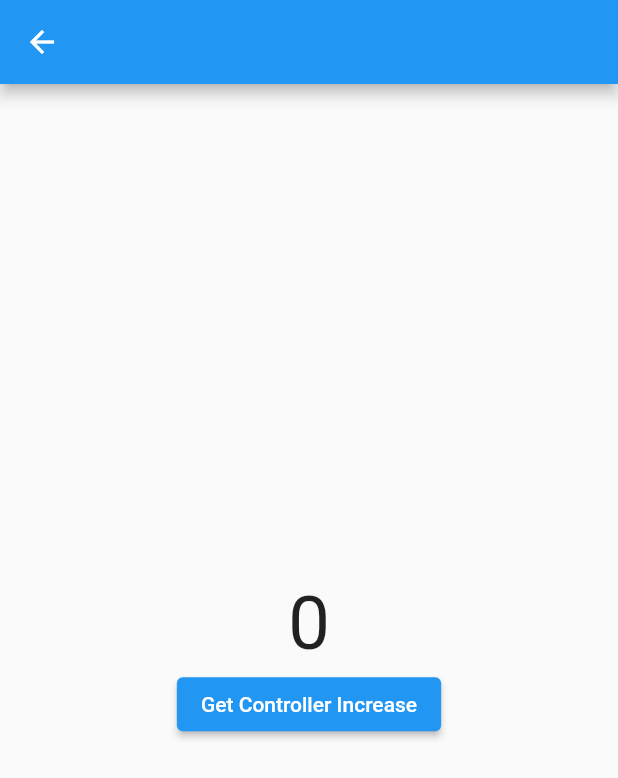
After one commit to Zephyras/getx_state_management, a Flutter app: the screen it shows after launch, after a tap on "GetX Controller", on a phone screen of 412 x 824 dp. The commit adds this screen. Shown: the top 778 px of the screen. Run offline on Flutter 3.47's test engine with Material 2 defaults, Android fonts, the phone set to English and light mode, and no system bars; our stand-ins replace get.

Commit message:
GetX Service 부분 공부
GetX Service 부분 공부

```diff
--- /dev/null
+++ b/lib/feature/Binding/bindinglock.dart
@@ -0,0 +1,9 @@
+import 'package:get/get.dart';
+import 'package:getx/feature/state/controller/count_controller_with_getx.dart';
+
+class BindingPageBinding implements Bindings {
+  @override
+  void dependencies() {
+    Get.put(CountControllerWithGetX());
+  }
+}
--- /dev/null
+++ b/lib/feature/getxservice/controller/getx_controller.dart
@@ -0,0 +1,10 @@
+import 'package:get/get.dart';
+
+class GetxControllerTest extends GetxController {
+  static GetxControllerTest get to => Get.find();
+  RxInt count = 0.obs;
+
+  void increase() {
+    count++;
+  }
+}
--- /dev/null
+++ b/lib/feature/getxservice/view/controller.dart
@@ -0,0 +1,33 @@
+import 'package:flutter/material.dart';
+import 'package:get/get.dart';
+import 'package:getx/feature/getxservice/controller/getx_controller.dart';
+
+class GetxControllerWidget extends GetView<GetxControllerTest> {
+  const GetxControllerWidget({Key? key}) : super(key: key);
+
+  @override
+  Widget build(BuildContext context) {
+    return Scaffold(
+      appBar: AppBar(),
+      body: Center(
+        child: Column(
+          mainAxisAlignment: MainAxisAlignment.center,
+          children: [
+            Obx(
+              () => Text(
+                controller.count.value.toString(),
+                style: TextStyle(fontSize: 50),
+              ),
+            ),
+            ElevatedButton(
+              onPressed: () {
+                controller.increase();
+              },
+              child: Text('Get Controller Increase'),
+            ),
+          ],
+        ),
+      ),
+    );
+  }
+}
--- /dev/null
+++ b/lib/feature/getxservice/view/service.dart
@@ -0,0 +1,40 @@
+import 'package:flutter/material.dart';
+import 'package:get/get.dart';
+import 'package:getx/feature/getxservice/controller/getx_service.dart';
+
+class GetxServiceWidget extends GetView<GetxServiceTest> {
+  const GetxServiceWidget({Key? key}) : super(key: key);
+
+  @override
+  Widget build(BuildContext context) {
+    return Scaffold(
+      appBar: AppBar(),
+      body: Center(
+        child: Column(
+          mainAxisAlignment: MainAxisAlignment.center,
+          children: [
+            Obx(
+              () => Text(
+                controller.count.value.toString(),
+                style: TextStyle(fontSize: 50),
+              ),
+            ),
+            ElevatedButton(
+              child: Text('Get Service Increase'),
+              onPressed: () {
+                controller.increase();
+              },
+            ),
+            ElevatedButton(
+              child: Text('Get Service clear'),
+              onPressed: () {
+                print('Get.reset()는 Get에 들어가 있는 모든 메모리에 데이터 삭제');
+                controller.clear();
+              },
+            ),
+          ],
+        ),
+      ),
+    );
+  }
+}
--- a/lib/feature/home/view/home.dart
+++ b/lib/feature/home/view/home.dart
@@ -1,7 +1,11 @@
 import 'package:flutter/material.dart';
 import 'package:get/get.dart';
 import 'package:getx/feature/dependencys/dependency_manage_page.dart';
-import 'package:getx/feature/normal/First/first.dart';
+import 'package:getx/feature/getxservice/controller/getx_controller.dart';
+import 'package:getx/feature/getxservice/controller/getx_service.dart';
+import 'package:getx/feature/getxservice/view/controller.dart';
+import 'package:getx/feature/getxservice/view/service.dart';
+import 'package:getx/feature/normal/view/first.dart';
 import 'package:getx/feature/reactive_state_manage_page/reactive_state_manage_page.dart';
 import 'package:getx/feature/simple_state_manage_page/simple_state_manage_page.dart';
 
@@ -92,6 +96,38 @@ class Home extends StatelessWidget {
                 Get.to(DependencyManagePage());
               },
             ),
+            ElevatedButton(
+              child: Text("바인딩"),
+              onPressed: () {
+                Get.toNamed("/binding");
+              },
+            ),
+            ElevatedButton(
+              child: Text("GetX Controller"),
+              onPressed: () {
+                Get.to(
+                  () => GetxControllerWidget(),
+                  binding: BindingsBuilder(
+                    () => Get.lazyPut<GetxControllerTest>(
+                      () => GetxControllerTest(),
+                    ),
+                  ),
+                );
+              },
+            ),
+            ElevatedButton(
+              child: Text("GetX Service"),
+              onPressed: () {
+                Get.to(
+                  () => GetxServiceWidget(),
+                  binding: BindingsBuilder(
+                    () => Get.lazyPut<GetxServiceTest>(
+                      () => GetxServiceTest(),
+                    ),
+                  ),
+                );
+              },
+            ),
           ],
         ),
       ),
--- a/lib/feature/state/controller/count_controller_with_getx.dart
+++ b/lib/feature/state/controller/count_controller_with_getx.dart
@@ -2,19 +2,38 @@ import 'package:flutter/cupertino.dart';
 import 'package:get/get.dart';
 
 class CountControllerWithGetX extends GetxController {
+  //Controller는 싱글턴방식이기 때문에 하나만 존재하기 때문에
+  //아래와 같은 static CountControllerWithGetX get to => Get.find();
+  //으로 만들면 [원하는 컨트롤러.to.클래스안에 함수 접근] 으로 접근할수 잇다.
+  //ex) CountControllerWithGetX.to.increas1();
+  static CountControllerWithGetX get to => Get.find();
+  RxInt count1 = 0.obs;
   int count = 0;
-  void increase(String id) {
+  void increas1() {
+    count1++;
+    //업데이트 안에 아이디를 넣어도된다
+    // update(["first"]);
+    //만약 복수로 움직여야할 경우 increase()안에 매개변수 id를 받아온다
+    //update();
+  }
+
+  void increase2(String id) {
     count++;
     //업데이트 안에 아이디를 넣어도된다
     // update(["first"]);
     //만약 복수로 움직여야할 경우 increase()안에 매개변수 id를 받아온다
     update([id]);
   }
-
   // @override
   // void onInit() {
   //   //반은형이 아닌 일반적인 상태에서는 ever를 사용할수 없다
   //   ever(count, (_) => print('ddd'));
   //   super.onInit();
   // }
+
+  void putNumber(int value) {
+    count1(value);
+    // count = value;
+    // update();
+  }
 }
--- a/lib/feature/state/view/with_getx.dart
+++ b/lib/feature/state/view/with_getx.dart
@@ -15,7 +15,7 @@ class WithGetX extends StatelessWidget {
           //Get.find<CountControllerWithGetX>().increase();
           _controllerWithGetx.count = _controllerWithGetx.count;
 
-          _controllerWithGetx.increase(id);
+          _controllerWithGetx.increase2(id);
         },
         child: Text("+", style: TextStyle(fontSize: 30)));
   }
--- a/lib/main.dart
+++ b/lib/main.dart
@@ -1,15 +1,29 @@
 import 'package:flutter/material.dart';
 import 'package:get/get.dart';
+import 'package:getx/feature/getxservice/view/controller.dart';
+import 'package:getx/feature/state/controller/count_controller_with_getx.dart';
 
+import 'feature/Binding/binding.dart';
+import 'feature/Binding/bindinglock.dart';
 import 'feature/Home/view/home.dart';
-import 'feature/named/First/first.dart';
-import 'feature/named/Second/view/second.dart';
+import 'feature/getxservice/controller/getx_controller.dart';
+import 'feature/getxservice/view/service.dart';
+import 'feature/named/view/first.dart';
+import 'feature/named/view/second.dart';
 import 'feature/next/next.dart';
 import 'feature/user/user.dart';
 
 void main() {
+  //initService();
   runApp(MyApp());
 }
+// 일반적인 서비스방법 메인에 호출후 permanent를  하면 화면이 보일때 선언한 컨트롤러가
+// //이니셜라이즈가 되서 메모리에 올라간다.
+
+//영구적으로 사용하겠다.
+// void initService() {
+//   Get.put(GetxControllerTest(), permanent: true);
+// }
 
 class MyApp extends StatelessWidget {
   // This widget is the root of your application.
@@ -46,6 +60,13 @@ class MyApp extends StatelessWidget {
             name: "/user/:uid",
             page: () => UserPage(),
             transition: Transition.zoom),
+        //GETPAGE 안에서 binding:을 해 줄수 있다.
+        GetPage(
+            name: "/binding",
+            page: () => BindingPage(),
+            binding: BindingPageBinding()),
+        GetPage(name: "/service", page: () => GetxServiceWidget()),
+        GetPage(name: "/controller", page: () => GetxControllerWidget()),
       ],
     );
   }
```
Also changed, not shown: lib/feature/Binding/binding.dart (added, +49 -0 lines), lib/feature/getxservice/controller/getx_service.dart (added, +27 -0 lines), lib/feature/named/view/first.dart (renamed from lib/feature/normal/First/first.dart, +6 -6 lines), lib/feature/normal/view/first.dart (renamed from lib/feature/named/First/first.dart, +6 -6 lines), lib/feature/named/view/second.dart (renamed from lib/feature/named/Second/view/second.dart), lib/feature/normal/view/second.dart (renamed from lib/feature/normal/Second/view/second.dart), pubspec.lock.
